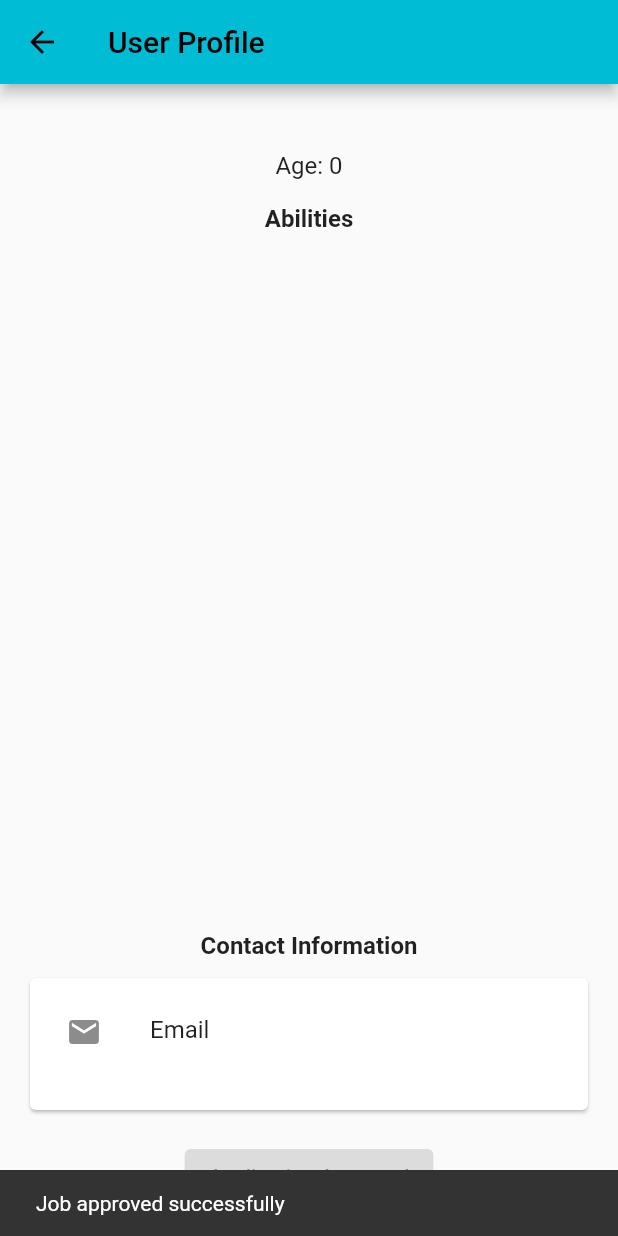
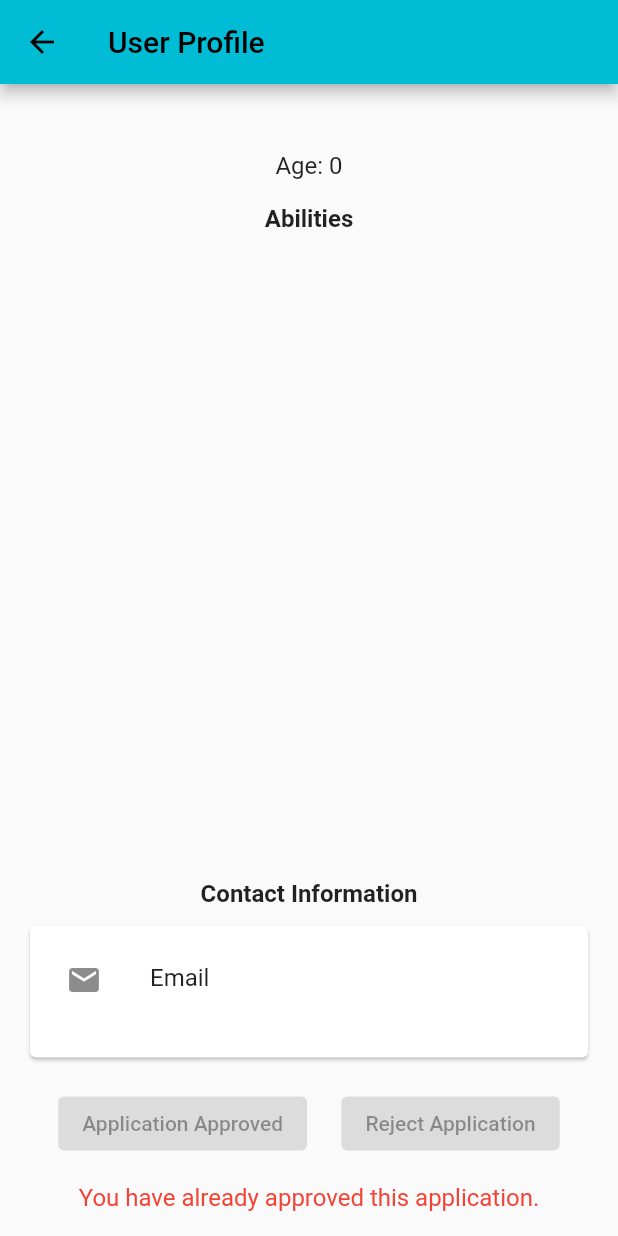
Before and after one commit to iremsila/FreelancerApp, a Flutter app: the UserProfilePage screen opened directly with empty values, after a tap on "Approve Application", on a phone screen of 412 x 824 dp. Run offline on Flutter 3.47's test engine with Material 2 defaults, Android fonts, the phone set to English and light mode, and no system bars; our stand-ins replace cached_network_image, flutter_riverpod, google_fonts, lottie, shared_preferences, smooth_page_indicator; missing offline and left inert: mailer, mysql1; accounts and stored records are empty; network calls fail; project files that could hold a hidden picture were left out.

Commit message:
eighth commit part two

```diff
--- a/lib/screens/MainPage/Profile/user_profile_page.dart
+++ b/lib/screens/MainPage/Profile/user_profile_page.dart
@@ -13,8 +13,9 @@ class UserProfilePage extends StatefulWidget {
 }
 
 class _UserProfilePageState extends State<UserProfilePage> {
-  bool isApproved = false;
   List<Map<String, dynamic>> abilities = [];
+  String applicationStatus = '';
+  String approvalMessage = '';
 
   Future<MySqlConnection> getConnection() async {
     final settings = new ConnectionSettings(
@@ -30,8 +31,8 @@ class _UserProfilePageState extends State<UserProfilePage> {
   Future<List<Map<String, dynamic>>> fetchAbilities(int userId) async {
     final conn = await getConnection();
 
-    final results =
-    await conn.query('SELECT abilities, rating FROM profile WHERE user_id = ?', [userId]);
+    final results = await conn.query(
+        'SELECT abilities, rating FROM profile WHERE user_id = ?', [userId]);
 
     final List<Map<String, dynamic>> fetchedAbilities = [];
     for (var row in results) {
@@ -51,14 +52,14 @@ class _UserProfilePageState extends State<UserProfilePage> {
 
     try {
       final results = await conn.query(
-        'SELECT is_approved FROM job_applications WHERE job_id = ? AND freelancer_id = ?',
+        'SELECT application_status FROM job_applications WHERE job_id = ? AND freelancer_id = ?',
         [widget.job['id'], widget.user['id']],
       );
 
       if (results.isNotEmpty) {
         final application = results.first.fields;
         setState(() {
-          isApproved = application['is_approved'] == 1;
+          applicationStatus = application['application_status'];
         });
       }
     } catch (e) {
@@ -68,40 +69,48 @@ class _UserProfilePageState extends State<UserProfilePage> {
     }
   }
 
-  Future<void> approveApplication() async {
+  Future<void> updateApplicationStatus(String newStatus) async {
     final conn = await getConnection();
 
     try {
       await conn.query(
-        'UPDATE job_applications SET is_approved = 1 WHERE job_id = ? AND freelancer_id = ?',
-        [widget.job['id'], widget.user['id']],
+        'UPDATE job_applications SET application_status = ? WHERE job_id = ? AND freelancer_id = ?',
+        [newStatus, widget.job['id'], widget.user['id']],
       );
-      print('Application approved successfully!');
+
       setState(() {
-        isApproved = true;
+        applicationStatus = newStatus;
       });
-      sendNotification();
-
-      ScaffoldMessenger.of(context).showSnackBar(
-        SnackBar(
-          content: Text('Job approved successfully'),
-        ),
-      );
     } catch (e) {
-      print('An error occurred while approving the application: $e');
+      print('An error occurred while updating application status: $e');
     } finally {
       await conn.close();
     }
   }
 
-  Future<void> sendNotification() async {
+  Future<void> approveApplication() async {
+    if (applicationStatus != 'Approved' && applicationStatus != 'Rejected') {
+      await updateApplicationStatus('Approved');
+      saveApprovalMessage('You have already approved this application.');
+      sendNotification(
+          'Your application for the job ${widget.job['job_title']} has been approved. Our team will contact you soon.');
+    }
+  }
+
+  Future<void> rejectApplication() async {
+    if (applicationStatus != 'Approved' && applicationStatus != 'Rejected') {
+      await updateApplicationStatus('Rejected');
+      saveApprovalMessage('You have already rejected this application.');
+      sendNotification(
+          'Your application for the job ${widget.job['job_title']} has been rejected.');
+    }
+  }
+
+  Future<void> sendNotification(String message) async {
     SharedPreferences prefs = await SharedPreferences.getInstance();
     int userId = prefs.getInt('userId') ?? 0;
 
     var conn = await getConnection();
-    String jobTitle = widget.job['job_title'];
-    String message =
-        'Your application for the job $jobTitle has been approved. Our team will contact you soon.';
     await conn.query(
       'INSERT INTO notifications (sender_id, job_id, is_read, receiver_id, message) VALUES (?, ?, ?, ?, ?)',
       [userId, widget.job['id'], 0, widget.user['id'], message],
@@ -113,11 +122,49 @@ class _UserProfilePageState extends State<UserProfilePage> {
   void initState() {
     super.initState();
     fetchApplicationStatus();
-    fetchAbilities(widget.user['id']).then((List<Map<String, dynamic>> fetchedAbilities) {
+    fetchAbilities(widget.user['id'])
+        .then((List<Map<String, dynamic>> fetchedAbilities) {
       setState(() {
         abilities = fetchedAbilities;
       });
     });
+    loadApprovalMessage();
+  }
+
+  Future<void> loadApprovalMessage() async {
+    final conn = await getConnection();
+    final results = await conn.query(
+      'SELECT approval_message FROM job_applications WHERE job_id = ? AND freelancer_id = ?',
+      [widget.job['id'], widget.user['id']],
+    );
+
+    if (results.isNotEmpty) {
+      final application = results.first.fields;
+      setState(() {
+        approvalMessage = application['approval_message'];
+      });
+    }
+
+    await conn.close();
+  }
+
+  Future<void> saveApprovalMessage(String message) async {
+    final conn = await getConnection();
+
+    try {
+      await conn.query(
+        'UPDATE job_applications SET approval_message = ? WHERE job_id = ? AND freelancer_id = ?',
+        [message, widget.job['id'], widget.user['id']],
+      );
+
+      setState(() {
+        approvalMessage = message;
+      });
+    } catch (e) {
+      print('An error occurred while saving approval message: $e');
+    } finally {
+      await conn.close();
+    }
   }
 
   @override
@@ -184,9 +231,37 @@ class _UserProfilePageState extends State<UserProfilePage> {
               ),
             ),
             SizedBox(height: 16.0),
-            ElevatedButton(
-              onPressed: isApproved ? null : approveApplication,
-              child: Text(isApproved ? 'Application Approved' : 'Approve Application'),
+            Row(
+              mainAxisAlignment: MainAxisAlignment.spaceEvenly,
+              children: [
+                ElevatedButton(
+                  onPressed: applicationStatus == 'Approved' ||
+                          applicationStatus == 'Rejected'
+                      ? null
+                      : approveApplication,
+                  child: Text(
+                    applicationStatus == 'Approved'
+                        ? 'Application Approved'
+                        : 'Approve Application',
+                  ),
+                ),
+                ElevatedButton(
+                  onPressed: applicationStatus == 'Approved' ||
+                          applicationStatus == 'Rejected'
+                      ? null
+                      : rejectApplication,
+                  child: Text(
+                    applicationStatus == 'Rejected'
+                        ? 'Application Rejected'
+                        : 'Reject Application',
+                  ),
+                ),
+              ],
+            ),
+            SizedBox(height: 16.0),
+            Text(
+              approvalMessage,
+              style: TextStyle(fontSize: 16.0, color: Colors.red),
             ),
           ],
         ),
```
Also changed, not shown: lib/screens/MainPage/Jobs/jobs_screen.dart (+14 -5 lines), lib/screens/MainPage/Profile/profile_screen.dart (+17 -4 lines).
